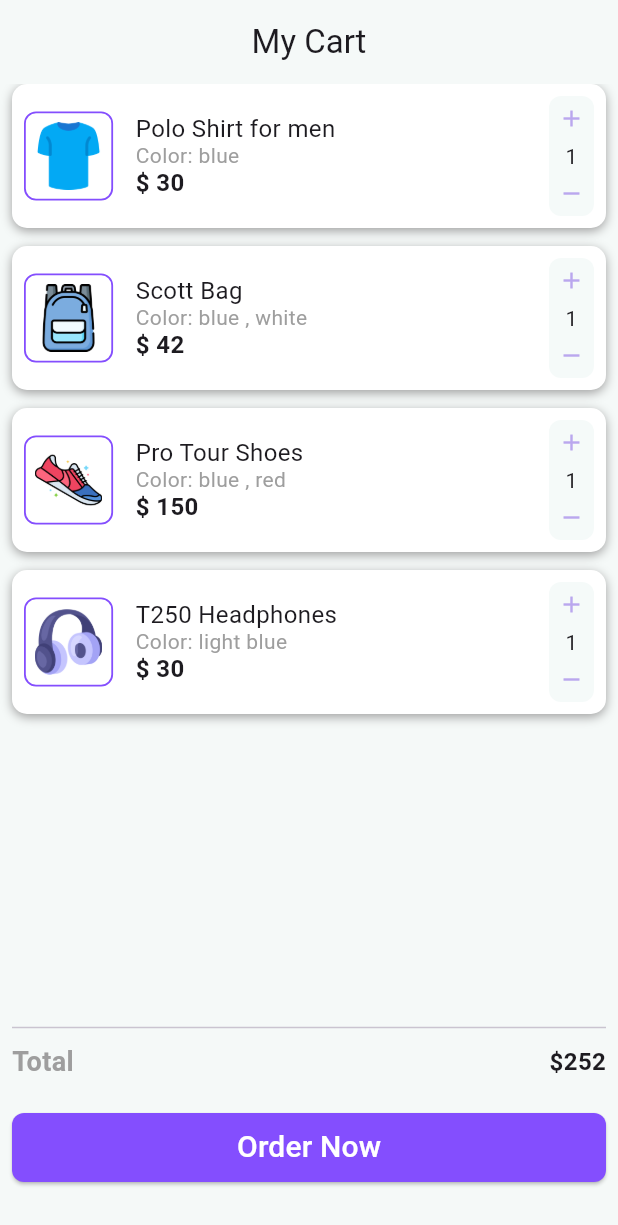
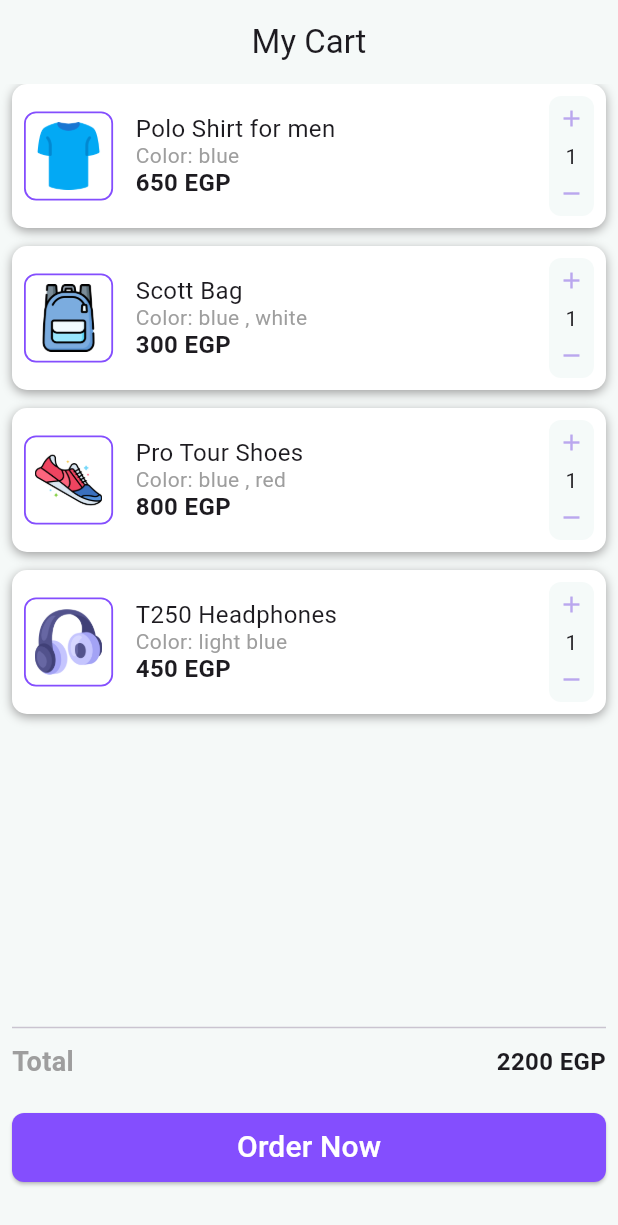
Before and after one commit to AbdelrhmanNashaat/payment-with-paymob, a Flutter app: the screen it shows after launch, on a phone screen of 412 x 824 dp. Shown: the top 1225 px of the screen. Run offline on Flutter 3.47's test engine with Material 3 defaults, Android fonts, the phone set to English and light mode, and no system bars; our stand-ins replace dartz, dio, flutter_bloc.

Commit message:
Add order ID retrieval and update pricing display in home feature

```diff
--- a/lib/features/home/data/models/item_model.dart
+++ b/lib/features/home/data/models/item_model.dart
@@ -3,10 +3,13 @@ class ItemModel {
   final String color;
   final String price;
   final String image;
+  final String? quantity;
 
-  ItemModel(
-      {required this.name,
-      required this.color,
-      required this.price,
-      required this.image});
+  ItemModel({
+    required this.name,
+    required this.color,
+    required this.price,
+    required this.image,
+    this.quantity,
+  });
 }
--- /dev/null
+++ b/lib/features/home/data/models/order_data_model/item.dart
@@ -0,0 +1,22 @@
+class Item {
+  String? name;
+  String? amountCents;
+  String? description;
+  String? quantity;
+
+  Item({this.name, this.amountCents, this.description, this.quantity});
+
+  factory Item.fromJson(Map<String, dynamic> json) => Item(
+        name: json['name'] as String?,
+        amountCents: json['amount_cents'] as String?,
+        description: json['description'] as String?,
+        quantity: json['quantity'] as String?,
+      );
+
+  Map<String, dynamic> toJson() => {
+        'name': name,
+        'amount_cents': amountCents,
+        'description': description,
+        'quantity': quantity,
+      };
+}
--- /dev/null
+++ b/lib/features/home/data/models/order_data_model/order_data_model.dart
@@ -0,0 +1,57 @@
+import 'item.dart';
+import 'shipping_data.dart';
+import 'shipping_details.dart';
+
+class OrderDataModel {
+  final String authToken;
+  final bool deliveryNeeded;
+  final String amountCents;
+  String? currency;
+  int? merchantOrderId;
+  final List<Item> items;
+  ShippingData? shippingData;
+  ShippingDetails? shippingDetails;
+
+  OrderDataModel({
+    this.currency,
+    this.merchantOrderId,
+    this.shippingData,
+    this.shippingDetails,
+    required this.authToken,
+    required this.deliveryNeeded,
+    required this.amountCents,
+    required this.items,
+  });
+
+  factory OrderDataModel.fromJson(Map<String, dynamic> json) {
+    return OrderDataModel(
+      authToken: json['auth_token'] as String,
+      deliveryNeeded: json['delivery_needed'] as bool,
+      amountCents: json['amount_cents'] as String,
+      currency: json['currency'] as String?,
+      merchantOrderId: json['merchant_order_id'] as int?,
+      items: (json['items'] as List<dynamic>)
+          .map((e) => Item.fromJson(e as Map<String, dynamic>))
+          .toList(),
+      shippingData: json['shipping_data'] == null
+          ? null
+          : ShippingData.fromJson(
+              json['shipping_data'] as Map<String, dynamic>),
+      shippingDetails: json['shipping_details'] == null
+          ? null
+          : ShippingDetails.fromJson(
+              json['shipping_details'] as Map<String, dynamic>),
+    );
+  }
+
+  Map<String, dynamic> toJson() => {
+        'auth_token': authToken,
+        'delivery_needed': deliveryNeeded,
+        'amount_cents': amountCents,
+        'currency': currency,
+        'merchant_order_id': merchantOrderId,
+        'items': items.map((e) => e.toJson()).toList(),
+        'shipping_data': shippingData?.toJson(),
+        'shipping_details': shippingDetails?.toJson(),
+      };
+}
--- /dev/null
+++ b/lib/features/home/data/models/order_data_model/shipping_data.dart
@@ -0,0 +1,63 @@
+class ShippingData {
+  String? apartment;
+  String? email;
+  String? floor;
+  String? firstName;
+  String? street;
+  String? building;
+  String? phoneNumber;
+  String? postalCode;
+  String? extraDescription;
+  String? city;
+  String? country;
+  String? lastName;
+  String? state;
+
+  ShippingData({
+    this.apartment,
+    this.email,
+    this.floor,
+    this.firstName,
+    this.street,
+    this.building,
+    this.phoneNumber,
+    this.postalCode,
+    this.extraDescription,
+    this.city,
+    this.country,
+    this.lastName,
+    this.state,
+  });
+
+  factory ShippingData.fromJson(Map<String, dynamic> json) => ShippingData(
+        apartment: json['apartment'] as String?,
+        email: json['email'] as String?,
+        floor: json['floor'] as String?,
+        firstName: json['first_name'] as String?,
+        street: json['street'] as String?,
+        building: json['building'] as String?,
+        phoneNumber: json['phone_number'] as String?,
+        postalCode: json['postal_code'] as String?,
+        extraDescription: json['extra_description'] as String?,
+        city: json['city'] as String?,
+        country: json['country'] as String?,
+        lastName: json['last_name'] as String?,
+        state: json['state'] as String?,
+      );
+
+  Map<String, dynamic> toJson() => {
+        'apartment': apartment,
+        'email': email,
+        'floor': floor,
+        'first_name': firstName,
+        'street': street,
+        'building': building,
+        'phone_number': phoneNumber,
+        'postal_code': postalCode,
+        'extra_description': extraDescription,
+        'city': city,
+        'country': country,
+        'last_name': lastName,
+        'state': state,
+      };
+}
--- /dev/null
+++ b/lib/features/home/presentation/manager/get_order_id_cubit/get_order_id_cubit.dart
@@ -0,0 +1,72 @@
+import 'package:flutter_bloc/flutter_bloc.dart';
+import 'package:payment/features/home/data/models/order_data_model/shipping_data.dart';
+import 'package:payment/features/home/data/repo/home_repo.dart';
+import '../../../data/models/order_data_model/item.dart';
+import 'get_order_id_state.dart';
+
+class GetOrderIdCubit extends Cubit<GetOrderIdState> {
+  final HomeRepo homeRepo;
+  GetOrderIdCubit({required this.homeRepo}) : super(GetOrderIdInitial());
+  int totalAmountInCents = 0;
+  final List<Item> items = [
+    Item(
+      name: 'Polo Shirt for men',
+      amountCents: '3000',
+      quantity: '1',
+      description: 'mens polo shirt',
+    ),
+    Item(
+      name: 'Scott Bag',
+      amountCents: '4200',
+      quantity: '1',
+      description: 'back bag',
+    ),
+    Item(
+      name: 'Pro Tour Shoes',
+      amountCents: '15000',
+      quantity: '1',
+      description: 'running shoes',
+    ),
+    Item(
+      name: 'T250 Headphones',
+      amountCents: '3000',
+      quantity: '1',
+      description: 'headphones',
+    ),
+  ];
+
+  ShippingData shippingData = ShippingData(
+    apartment: "Apt 12B",
+    email: "Abdelrhman.nashaat@gmail.com",
+    floor: "2nd",
+    firstName: "Abdelrhman",
+    street: "123 Main St",
+    building: "Building 1",
+    phoneNumber: "+1234567890",
+    postalCode: "12345",
+    extraDescription: "Near the park",
+    city: "Cairo",
+    country: "Egypt",
+    lastName: "Doe",
+    state: "Cairo",
+  );
+  Future<void> getOrderId({required String authToken}) async {
+    for (var item in items) {
+      totalAmountInCents +=
+          int.parse(item.amountCents!) * int.parse(item.quantity!);
+    }
+    emit(GetOrderIdLoading());
+    final orderId = await homeRepo.getOrderId(
+      authToken: authToken,
+      deliveryNeeded: false,
+      amountCents: '$totalAmountInCents',
+      items: items,
+      shippingData: shippingData,
+    );
+
+    orderId.fold(
+      (l) => emit(GetOrderIdFailure(errorMessage: l.message)),
+      (r) => emit(GetOrderIdSuccess(orderId: r)),
+    );
+  }
+}
--- /dev/null
+++ b/lib/features/home/presentation/manager/get_order_id_cubit/get_order_id_state.dart
@@ -0,0 +1,17 @@
+abstract class GetOrderIdState {}
+
+class GetOrderIdInitial extends GetOrderIdState {}
+
+class GetOrderIdLoading extends GetOrderIdState {}
+
+class GetOrderIdSuccess extends GetOrderIdState {
+  final int orderId;
+
+  GetOrderIdSuccess({required this.orderId});
+}
+
+class GetOrderIdFailure extends GetOrderIdState {
+  final String errorMessage;
+
+  GetOrderIdFailure({required this.errorMessage});
+}
--- a/lib/features/home/presentation/manager/get_token_cubit/get_token_cubit.dart
+++ b/lib/features/home/presentation/manager/get_token_cubit/get_token_cubit.dart
@@ -3,11 +3,11 @@ import '../../../data/repo/home_repo.dart';
 import 'get_token_state.dart';
 
 class GetTokenCubit extends Cubit<GetTokenState> {
-  final HomeRepo paymentRepo;
-  GetTokenCubit({required this.paymentRepo}) : super(GetTokenInitial());
+  final HomeRepo homeRepo;
+  GetTokenCubit({required this.homeRepo}) : super(GetTokenInitial());
   Future<void> getToken() async {
     emit(GetTokenLoading());
-    final result = await paymentRepo.getToken();
+    final result = await homeRepo.getToken();
     result.fold(
       (l) => emit(
         GetTokenFailure(errorMessage: l.message),
--- a/lib/features/home/presentation/views/home_view_body.dart
+++ b/lib/features/home/presentation/views/home_view_body.dart
@@ -1,6 +1,7 @@
 import 'package:flutter/material.dart';
 import 'package:flutter_bloc/flutter_bloc.dart';
 import 'package:payment/features/home/data/repo/home_repo_implementation.dart';
+import 'package:payment/features/home/presentation/manager/get_order_id_cubit/get_order_id_cubit.dart';
 import 'package:payment/features/home/presentation/manager/get_token_cubit/get_token_cubit.dart';
 import 'widgets/button.dart';
 import 'widgets/items_list.dart';
@@ -10,6 +11,8 @@ class HomeViewBody extends StatelessWidget {
   const HomeViewBody({super.key});
   @override
   Widget build(BuildContext context) {
+    final HomeRepoImplementation homeRepoImplementation =
+        HomeRepoImplementation();
     return Padding(
       padding: const EdgeInsets.symmetric(horizontal: 8),
       child: Column(
@@ -19,11 +22,16 @@ class HomeViewBody extends StatelessWidget {
           const Divider(height: 20),
           const TotalWidget(),
           const SizedBox(height: 20),
-          BlocProvider(
-            create: (context) =>
-                GetTokenCubit(paymentRepo: HomeRepoImplementation()),
-            child: const CustomButton(),
-          ),
+          MultiBlocProvider(providers: [
+            BlocProvider(
+              create: (context) =>
+                  GetTokenCubit(homeRepo: homeRepoImplementation),
+            ),
+            BlocProvider(
+              create: (context) =>
+                  GetOrderIdCubit(homeRepo: homeRepoImplementation),
+            ),
+          ], child: const CustomButton()),
           const SizedBox(height: 35),
         ],
       ),
--- a/lib/features/home/presentation/views/widgets/button.dart
+++ b/lib/features/home/presentation/views/widgets/button.dart
@@ -1,32 +1,60 @@
 import 'dart:developer';
-
 import 'package:flutter/material.dart';
 import 'package:flutter_bloc/flutter_bloc.dart';
+import 'package:payment/features/home/presentation/manager/get_order_id_cubit/get_order_id_cubit.dart';
 import '../../../../payment/presentation/views/payment_view.dart';
+import '../../manager/get_order_id_cubit/get_order_id_state.dart';
 import '../../manager/get_token_cubit/get_token_cubit.dart';
 import '../../manager/get_token_cubit/get_token_state.dart';
 
-class CustomButton extends StatelessWidget {
-  const CustomButton({
-    super.key,
-  });
+class CustomButton extends StatefulWidget {
+  const CustomButton({super.key});
 
+  @override
+  State<CustomButton> createState() => _CustomButtonState();
+}
+
+class _CustomButtonState extends State<CustomButton> {
+  bool isLoading = false;
   @override
   Widget build(BuildContext context) {
     return BlocConsumer<GetTokenCubit, GetTokenState>(
       listener: (context, state) {
         if (state is GetTokenSuccess) {
-          Navigator.of(context).push(
+          isLoading = false;
+          log('token done');
+          context.read<GetOrderIdCubit>().getOrderId(authToken: state.token);
+        }
+        if (state is GetTokenFailure) {
+          log(state.errorMessage);
+          isLoading = false;
+        }
+        if (state is GetTokenLoading) {
+          isLoading = true;
+        }
+      },
+      builder: (context, state) {
+        return BlocConsumer<GetOrderIdCubit, GetOrderIdState>(
+          listener: (context, state) {
+            if (state is GetOrderIdSuccess) {
+              log('order done');
+              isLoading = false;
+              Navigator.push(
+                context,
                 MaterialPageRoute(
-              builder: (_) => const PaymentView(),
+                  builder: (_) => PaymentView(orderId: state.orderId),
                 ),
               );
             }
-        if (state is GetTokenFailure) {
+            if (state is GetOrderIdFailure) {
               log(state.errorMessage);
+              isLoading = false;
+            }
+            if (state is GetOrderIdLoading) {
+              isLoading = true;
             }
           },
-      builder: (context, state) {
+          builder: (context, orderState) {
             return ElevatedButton(
               style: ElevatedButton.styleFrom(
                 minimumSize: const Size(double.infinity, 46),
@@ -38,24 +66,27 @@ class CustomButton extends StatelessWidget {
               onPressed: () {
                 context.read<GetTokenCubit>().getToken();
               },
-          child: state is! GetTokenLoading
-              ? const Text(
+              child: (isLoading)
+                  ? const Center(
+                      child: SizedBox(
+                        height: 28,
+                        width: 28,
+                        child: CircularProgressIndicator(
+                          strokeWidth: 3.5,
+                          valueColor:
+                              AlwaysStoppedAnimation<Color>(Colors.white),
+                        ),
+                      ),
+                    )
+                  : const Text(
                       'Order Now',
                       style: TextStyle(
                         color: Colors.white,
                         fontSize: 20,
                       ),
-                )
-              : const Center(
-                  child: SizedBox(
-                    height: 28,
-                    width: 28,
-                    child: CircularProgressIndicator(
-                      strokeWidth: 3.5,
-                      valueColor: AlwaysStoppedAnimation<Color>(Colors.white),
                     ),
-                  ),
-                ),
+            );
+          },
         );
       },
     );
--- a/lib/features/home/presentation/views/widgets/cart_item.dart
+++ b/lib/features/home/presentation/views/widgets/cart_item.dart
@@ -51,7 +51,7 @@ class CartItem extends StatelessWidget {
                 ),
               ),
               Text(
-                '\$ ${item.price}',
+                '${item.price} EGP',
                 style: const TextStyle(
                   fontSize: 16,
                   fontWeight: FontWeight.bold,
--- a/lib/features/home/presentation/views/widgets/items_list.dart
+++ b/lib/features/home/presentation/views/widgets/items_list.dart
@@ -14,25 +14,25 @@ class CartListView extends StatelessWidget {
       ItemModel(
         name: 'Polo Shirt for men',
         color: 'blue',
-        price: '30',
+        price: '650',
         image: 'assets/images/shirt.png',
       ),
       ItemModel(
         name: 'Scott Bag',
         color: 'blue , white',
-        price: '42',
+        price: '300',
         image: 'assets/images/backpack.png',
       ),
       ItemModel(
         name: 'Pro Tour Shoes',
         color: 'blue , red',
-        price: '150',
+        price: '800',
         image: 'assets/images/running-shoes.png',
       ),
       ItemModel(
         name: 'T250 Headphones',
         color: 'light blue',
-        price: '30',
+        price: '450',
         image: 'assets/images/headphones.png',
       ),
     ];
--- a/lib/features/home/presentation/views/widgets/total_widget.dart
+++ b/lib/features/home/presentation/views/widgets/total_widget.dart
@@ -19,7 +19,7 @@ class TotalWidget extends StatelessWidget {
         ),
         Spacer(),
         Text(
-          '\$252',
+          '2200 EGP',
           style: TextStyle(
             fontSize: 16,
             fontWeight: FontWeight.bold,
--- a/lib/features/payment/presentation/views/payment_view.dart
+++ b/lib/features/payment/presentation/views/payment_view.dart
@@ -3,7 +3,8 @@ import 'package:flutter/material.dart';
 import 'payment_view_body.dart';
 
 class PaymentView extends StatelessWidget {
-  const PaymentView({super.key});
+  final int orderId;
+  const PaymentView({super.key, required this.orderId});
 
   @override
   Widget build(BuildContext context) {
--- a/lib/main.dart
+++ b/lib/main.dart
@@ -28,4 +28,5 @@ steps to integrate payment gateway in flutter
 /*
 Steps to integrate paymob
 1. use the api to get token that is only available for only one hour
+2. use the api to get order id
 */
```
Also changed, not shown: lib/core/errors/failure.dart (+5 -2 lines), lib/features/home/data/models/order_data_model/shipping_details.dart (added, +45 -0 lines), lib/features/home/data/repo/home_repo.dart (+9 -0 lines), lib/features/home/data/repo/home_repo_implementation.dart (+37 -2 lines). Lines whose indentation alone changed are shown as unchanged.
